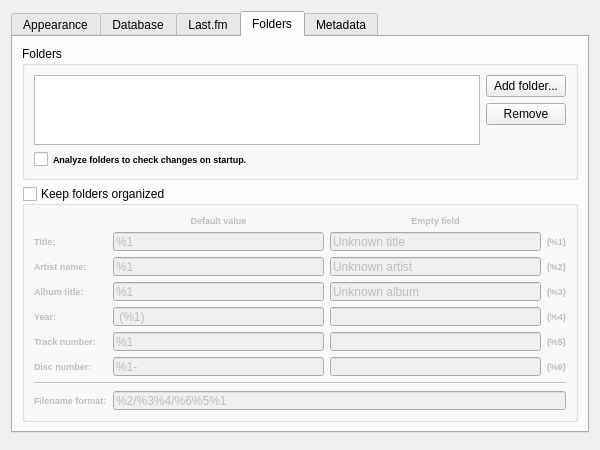
First picture: the form in Form/DialogPreferences.ui, repository isuhao/TMediaPlayer, before the edit.
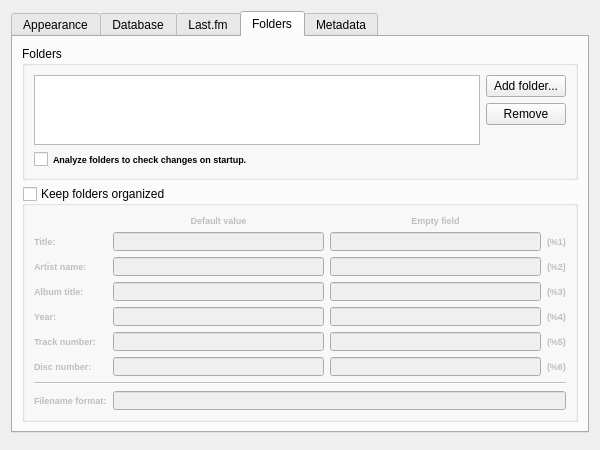
Second picture: the form after the edit. The open tabs and pages were chosen to show the change.

Patch:
```diff
--- a/Form/DialogPreferences.ui
+++ b/Form/DialogPreferences.ui
@@ -460,9 +460,6 @@
           </item>
           <item row="8" column="1" colspan="3">
            <widget class="QLineEdit" name="editOrgFormat">
-            <property name="text">
-             <string notr="true">%2/%3%4/%6%5%1</string>
-            </property>
             <property name="maxLength">
              <number>512</number>
             </property>
@@ -484,22 +481,22 @@
           </item>
           <item row="3" column="1">
            <widget class="QLineEdit" name="editOrgAlbumDefault">
-            <property name="text">
-             <string notr="true">%1</string>
+            <property name="maxLength">
+             <number>64</number>
             </property>
            </widget>
           </item>
           <item row="4" column="1">
            <widget class="QLineEdit" name="editOrgYearDefault">
-            <property name="text">
-             <string notr="true"> (%1)</string>
+            <property name="maxLength">
+             <number>64</number>
             </property>
            </widget>
           </item>
           <item row="3" column="2">
            <widget class="QLineEdit" name="editOrgAlbumEmpty">
-            <property name="text">
-             <string>Unknown album</string>
+            <property name="maxLength">
+             <number>64</number>
             </property>
            </widget>
           </item>
@@ -553,15 +550,15 @@
           </item>
           <item row="2" column="2">
            <widget class="QLineEdit" name="editOrgArtistEmpty">
-            <property name="text">
-             <string>Unknown artist</string>
+            <property name="maxLength">
+             <number>64</number>
             </property>
            </widget>
           </item>
           <item row="2" column="1">
            <widget class="QLineEdit" name="editOrgArtistDefault">
-            <property name="text">
-             <string notr="true">%1</string>
+            <property name="maxLength">
+             <number>64</number>
             </property>
            </widget>
           </item>
@@ -615,15 +612,15 @@
           </item>
           <item row="6" column="1">
            <widget class="QLineEdit" name="editOrgDiscDefault">
-            <property name="text">
-             <string notr="true">%1-</string>
+            <property name="maxLength">
+             <number>64</number>
             </property>
            </widget>
           </item>
           <item row="5" column="1">
            <widget class="QLineEdit" name="editOrgTrackDefault">
-            <property name="text">
-             <string notr="true">%1 </string>
+            <property name="maxLength">
+             <number>64</number>
             </property>
            </widget>
           </item>
@@ -647,14 +644,17 @@
           <item row="1" column="1">
            <widget class="QLineEdit" name="editOrgTitleDefault">
             <property name="text">
-             <string notr="true">%1</string>
+             <string notr="true"/>
+            </property>
+            <property name="maxLength">
+             <number>64</number>
             </property>
            </widget>
           </item>
           <item row="1" column="2">
            <widget class="QLineEdit" name="editOrgTitleEmpty">
-            <property name="text">
-             <string>Unknown title</string>
+            <property name="maxLength">
+             <number>64</number>
             </property>
            </widget>
           </item>
```
Left out of the diff: 20 changed lines with no effect on the pictures.
